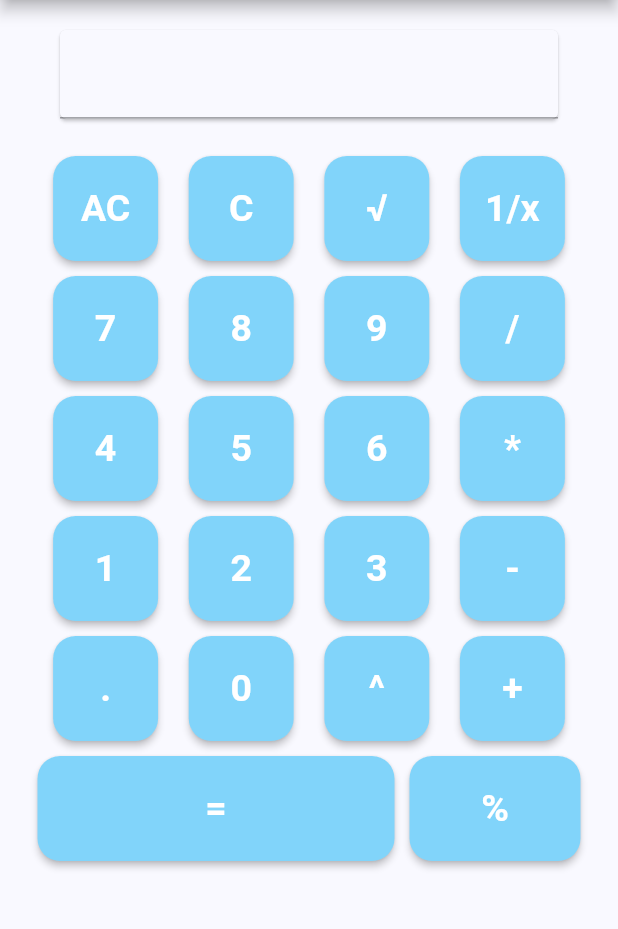
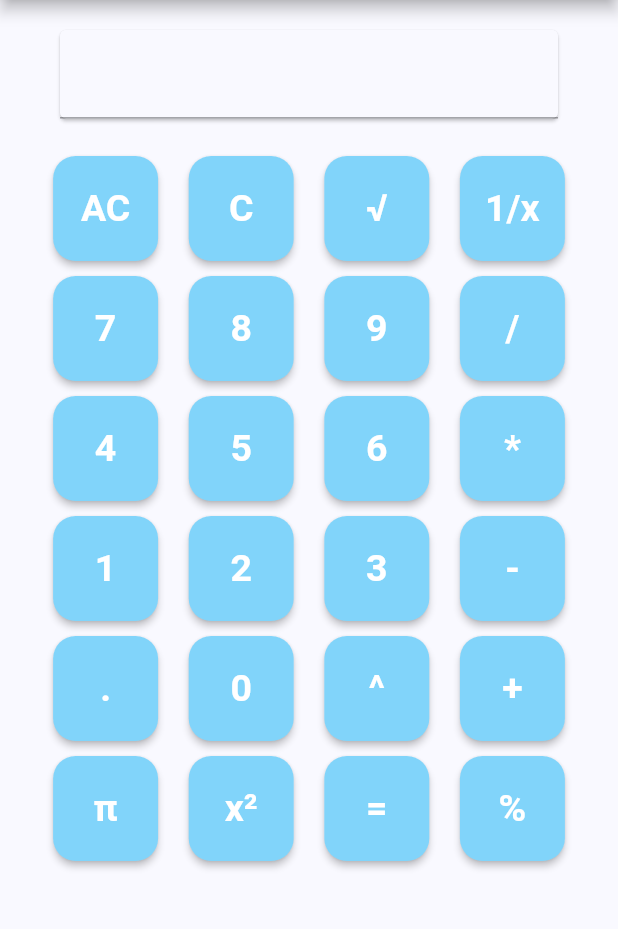
Before and after one commit to AlexCoilaJrt/Tarea_Moviles, a Flutter app: the screen it shows after launch, on a phone screen of 412 x 824 dp, the part 75-1004 px from its top. Run offline on Flutter 3.47's test engine with Material 3 defaults, Android fonts, the phone set to English and light mode, and no system bars.

Commit message:
me ah faltao el pi :V y la potencia al cuadrado :v pero ya esta

```diff
--- a/lib/main.dart
+++ b/lib/main.dart
@@ -62,6 +62,9 @@ class CalcAppState extends State<CalcApp> {
   // Función para operaciones individuales (raíz cuadrada, inverso)
   void singleOpe(String text) {
     setState(() {
+      if (text == "π") {
+        _controller.text = pi.toString(); // Solo muestra el valor de Pi
+      } else {
         double valor = double.parse(_controller.text);
         switch (text) {
           case "√": // Raíz cuadrada
@@ -74,6 +77,10 @@ class CalcAppState extends State<CalcApp> {
               _controller.text = "Error"; // Manejo de división entre 0
             }
             break;
+          case "x²": // Potencia al cuadrado
+            _controller.text = pow(valor, 2).toString(); // Eleva al cuadrado
+            break;
+        }
       }
     });
   }
@@ -120,7 +127,7 @@ class CalcAppState extends State<CalcApp> {
       ["4", "5", "6", "*"],
       ["1", "2", "3", "-"],
       [".", "0", "^", "+"],
-      ["=", "%"]
+      ["π", "x²", "=", "%"]
     ];
 
     List<List> funx = [
@@ -129,7 +136,7 @@ class CalcAppState extends State<CalcApp> {
       [numClick, numClick, numClick, opeClick],
       [numClick, numClick, numClick, opeClick],
       [numClick, numClick, opeClick, opeClick], // Potencia
-      [resultOperacion, opeClick] // Resultados y módulo
+      [singleOpe, singleOpe, resultOperacion, opeClick] // Pi y potencia al cuadrado
     ];
 
     AppTheme.colorX = Colors.lightBlue;
@@ -157,7 +164,7 @@ class CalcAppState extends State<CalcApp> {
               ),
               const SizedBox(height: 20),
               // Botones organizados en filas usando la matriz restaurada
-              ...List.generate(labelList.length - 1, (index) => Row(
+              ...List.generate(labelList.length, (index) => Row(
                 mainAxisAlignment: MainAxisAlignment.spaceEvenly,
                 children: List.generate(labelList[index].length, (indexx) {
                   return CalcButton(
@@ -166,19 +173,6 @@ class CalcAppState extends State<CalcApp> {
                   );
                 }),
               )),
-              // Aquí se hace el botón "=" más largo
-              Row(
-                children: [
-                  Expanded(
-                    flex: 2, // Hace el botón "=" más ancho
-                    child: CalcButton(text: labelList[5][0], callback: funx[5][0] as Function),
-                  ),
-                  Expanded(
-                    flex: 1,
-                    child: CalcButton(text: labelList[5][1], callback: funx[5][1] as Function),
-                  ),
-                ],
-              ),
             ],
           ),
         ),
```
Lines whose indentation alone changed are shown as unchanged.
